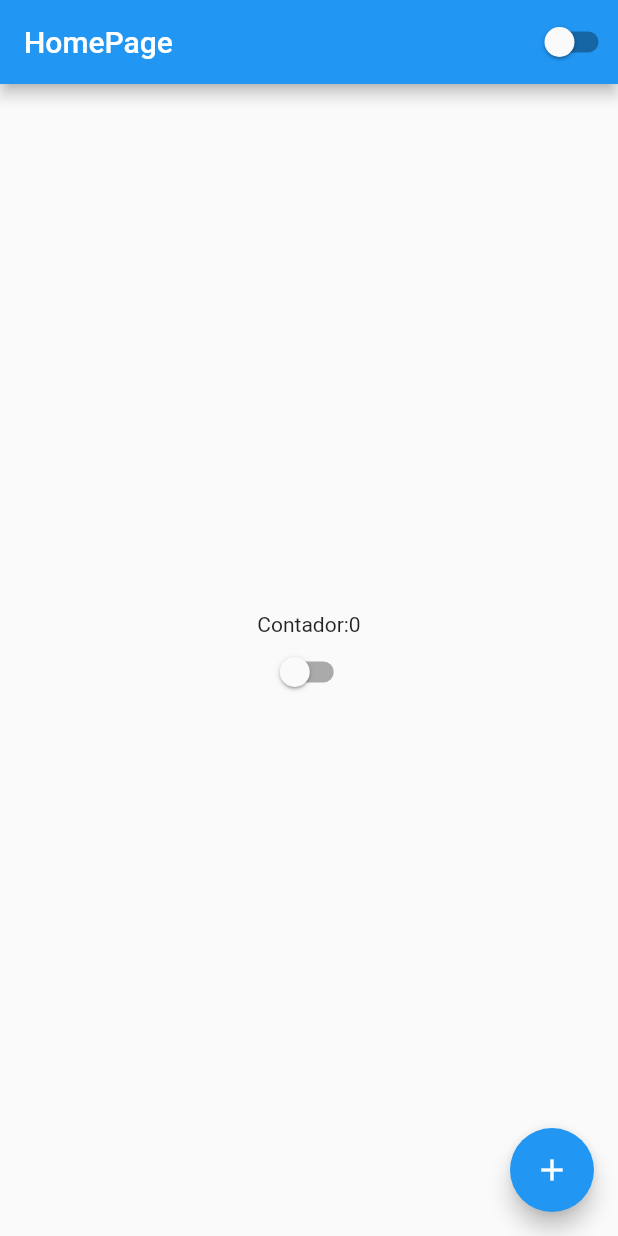
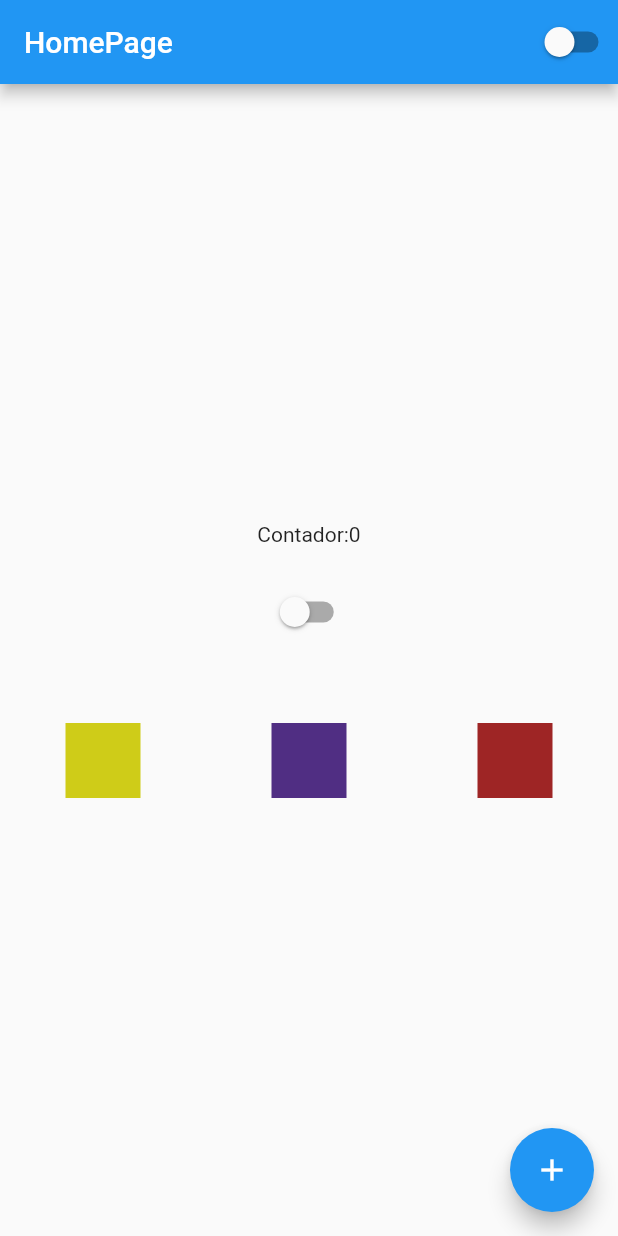
Before and after one commit to PedrodoDivino/Curso_flutter, a Flutter app: the screen it shows after launch, on a phone screen of 412 x 824 dp. Run offline on Flutter 3.47's test engine with Material 2 defaults, Android fonts, the phone set to English and light mode, and no system bars.

Commit message:
[Pedro] Curso de Flutter #15 Row

```diff
--- a/lib/home_page.dart
+++ b/lib/home_page.dart
@@ -25,7 +25,34 @@ class HomePageState extends State<HomePage> {
           mainAxisAlignment: MainAxisAlignment.center,
           children: [
             Text('Contador:$counter'),
+             Container(
+                height: 20,
+              ),
             CustomSwitcher(),
+              Container(
+                height: 50,
+              ),
+            Row(
+              mainAxisAlignment: MainAxisAlignment.spaceAround,
+              crossAxisAlignment: CrossAxisAlignment.center ,
+              children: [
+                Container(
+                  width: 50,
+                  height: 50,
+                  color: Color.fromARGB(255, 207, 204, 24),
+                ),
+                Container(
+                  width: 50,
+                  height: 50,
+                  color: Color.fromARGB(255, 80, 46, 131),
+                ),
+                Container(
+                  width: 50,
+                  height: 50,
+                  color: Color.fromARGB(255, 158, 37, 37),
+                ),
+              ],
+            )
           ],
         ),
       ),
```
